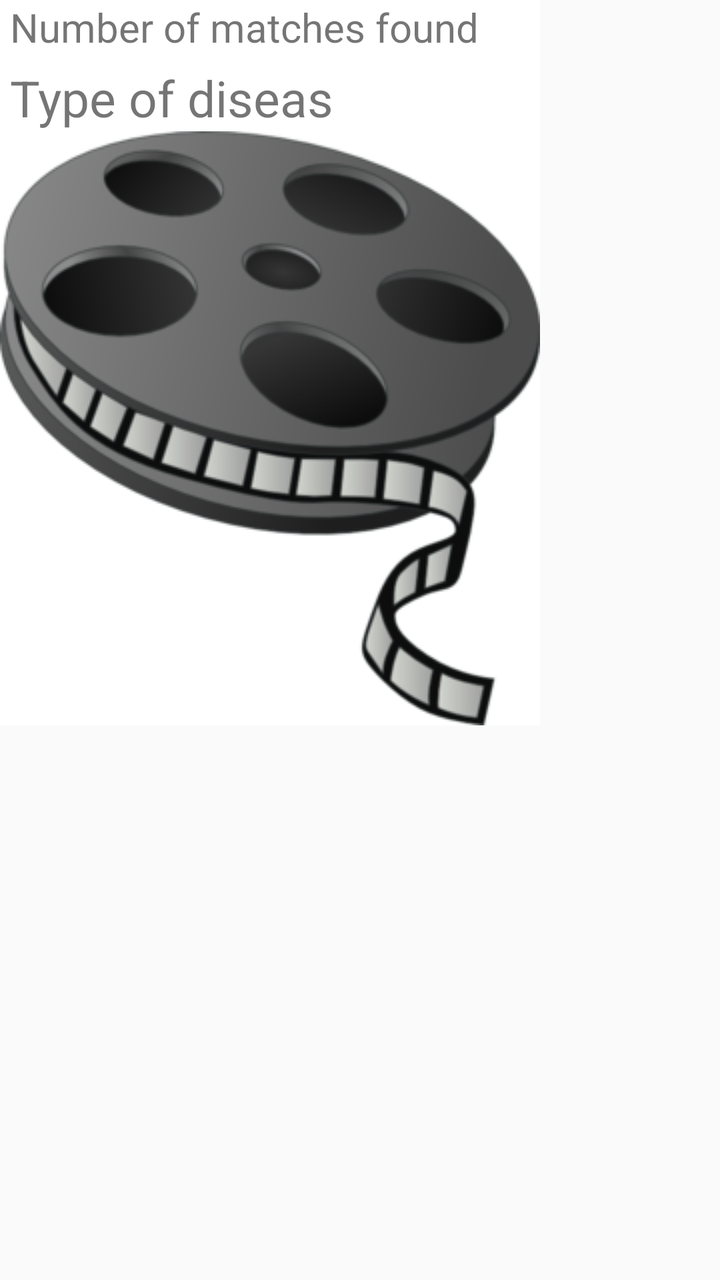
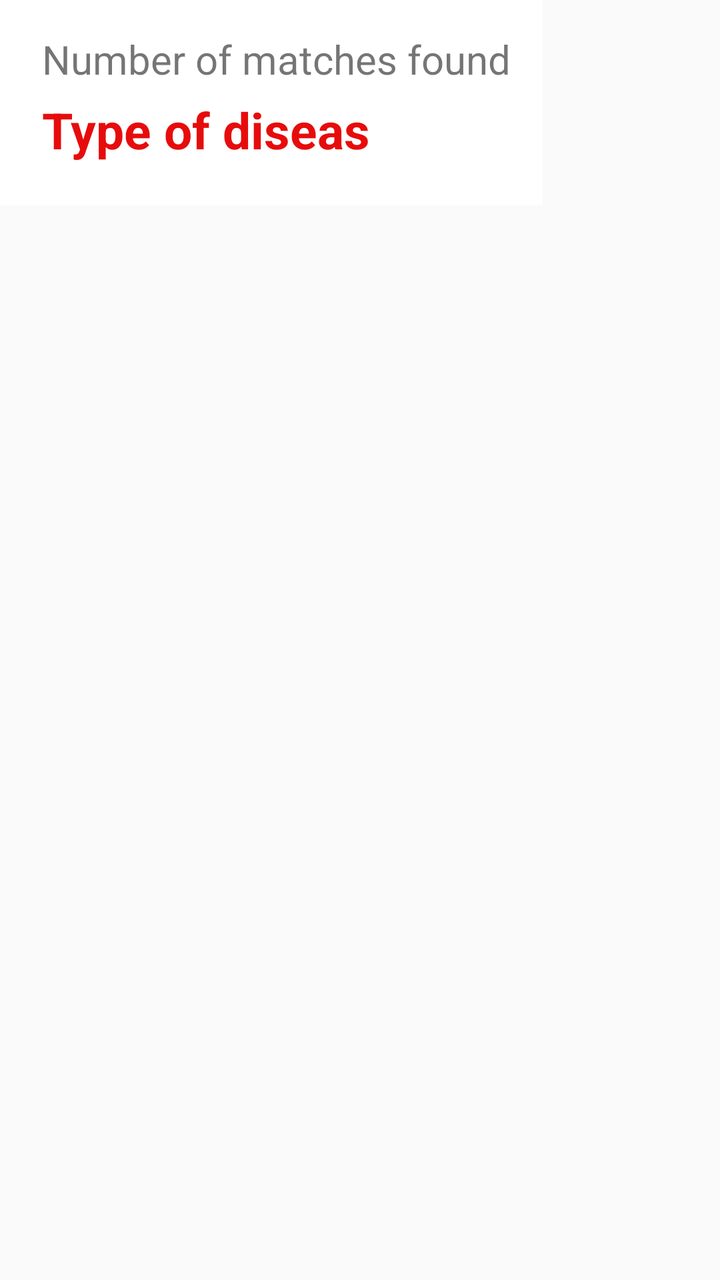

Before-and-after screenshots of an Android layout around one commit, followed by the original layout XML and the change that was made.
<!-- AndroidManifest.xml: application theme AppTheme -->
<!-- res/layout/result_view.xml -->
<?xml version="1.0" encoding="utf-8"?>
<ScrollView xmlns:android="http://schemas.android.com/apk/res/android"
    xmlns:tools="http://schemas.android.com/tools"
    android:id="@+id/scrollView1"
    android:layout_width="wrap_content"
    android:layout_height="wrap_content" >

    <RelativeLayout
        android:layout_width="wrap_content"
        android:layout_height="wrap_content"
        android:background="#FFFFFF"
        tools:context=".MainActivity" >

        <TextView
            android:id="@+id/message"
            android:layout_width="wrap_content"
            android:layout_height="wrap_content"
            android:layout_marginLeft="5dp"
            android:text="Number of matches found"
            android:textSize="20sp"/>


        <TextView
            android:id="@+id/disease_mssg"
            android:layout_width="wrap_content"
            android:layout_height="wrap_content"
            android:layout_marginLeft="5dp"
            android:layout_marginTop="5dp"
            android:text="Type of diseas"
            android:textSize="25sp"
            android:layout_below="@id/message"
            />





        <ImageView
            android:id="@+id/finalImage"
            android:layout_width="wrap_content"
            android:layout_height="wrap_content"
            android:layout_below="@+id/disease_mssg"
            android:src="@drawable/img"
            android:visibility="visible"/>
    </RelativeLayout>

</ScrollView>
<!-- resources referenced by this layout -->
<resources>
  <!-- drawable img: png bitmap (drawable, 48798 bytes) -->
  <style name="AppTheme" parent="Theme.AppCompat.Light.DarkActionBar">
          
          <item name="colorPrimary">@color/colorPrimary</item>
          <item name="colorPrimaryDark">@color/colorPrimaryDark</item>
          <item name="colorAccent">@color/colorAccent</item>
      </style>
  <color name="colorPrimary">#3F51B5</color>
  <color name="colorPrimaryDark">#303F9F</color>
  <color name="colorAccent">#FF4081</color>
</resources>

<!-- the commit's change to res/layout/result_view.xml (unified diff, before → after) -->
@@ -9,7 +9,8 @@
         android:layout_width="wrap_content"
         android:layout_height="wrap_content"
         android:background="#FFFFFF"
-        tools:context=".MainActivity" >
+        tools:context=".MainActivity"
+        android:padding="16dp">
 
         <TextView
             android:id="@+id/message"
@@ -27,8 +28,11 @@
             android:layout_marginLeft="5dp"
             android:layout_marginTop="5dp"
             android:text="Type of diseas"
+            android:layout_marginBottom="5dp"
+            android:textColor="#e70c0c"
+            android:textStyle="bold"
             android:textSize="25sp"
-            android:layout_below="@id/message"
+            android:layout_below="@+id/message"
             />
 
 
@@ -41,7 +45,7 @@
             android:layout_height="wrap_content"
             android:layout_below="@+id/disease_mssg"
             android:src="@drawable/img"
-            android:visibility="visible"/>
+            android:visibility="gone"/>
     </RelativeLayout>
 
 </ScrollView>
